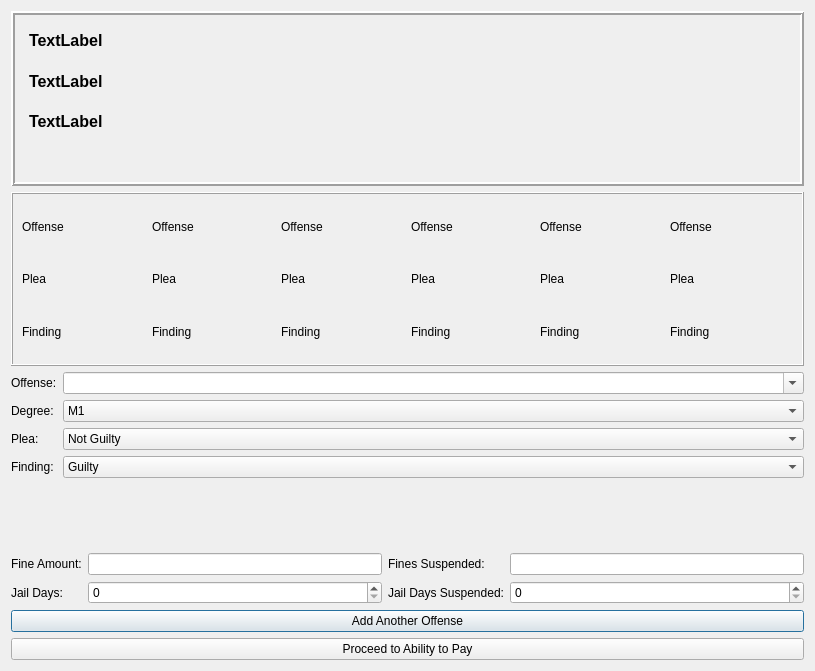
Before: the Qt Designer form ui/SentencingDialog.ui in HunterProgram22/MuniEntry, drawn with Qt 5.
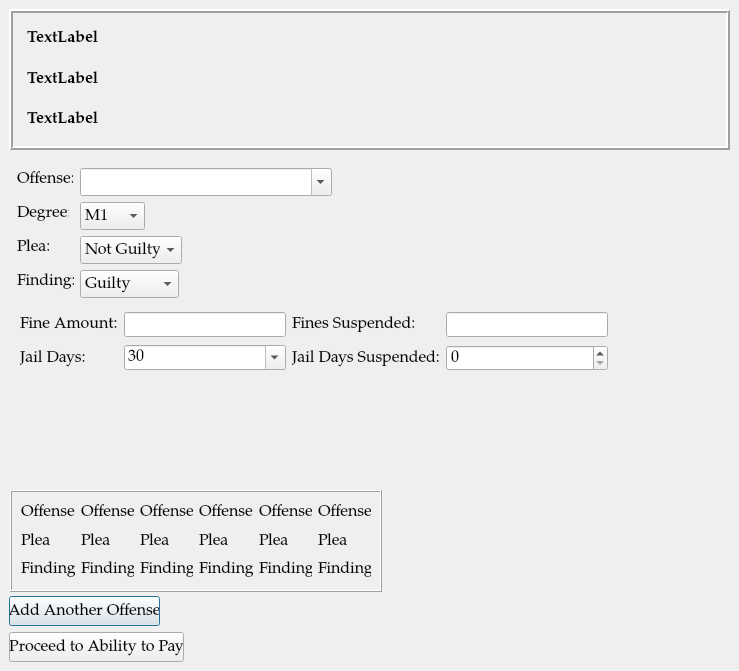
After: the same form once the commit is applied.

Commit message: Updated OVI dialog and sentencing dialog.

```diff
--- a/ui/SentencingDialog.ui
+++ b/ui/SentencingDialog.ui
@@ -6,7 +6,7 @@
    <rect>
     <x>0</x>
     <y>0</y>
-    <width>815</width>
+    <width>739</width>
     <height>671</height>
    </rect>
   </property>
@@ -16,12 +16,24 @@
     <verstretch>0</verstretch>
    </sizepolicy>
   </property>
+  <property name="font">
+   <font>
+    <family>Palatino Linotype</family>
+    <pointsize>12</pointsize>
+   </font>
+  </property>
   <property name="windowTitle">
    <string>Sentencing</string>
   </property>
-  <layout class="QVBoxLayout" name="verticalLayout">
-   <item>
     <widget class="QFrame" name="case_information_frame">
+   <property name="geometry">
+    <rect>
+     <x>9</x>
+     <y>9</y>
+     <width>721</width>
+     <height>141</height>
+    </rect>
+   </property>
      <property name="sizePolicy">
       <sizepolicy hsizetype="Preferred" vsizetype="Preferred">
        <horstretch>0</horstretch>
@@ -37,12 +49,12 @@
      <property name="lineWidth">
       <number>2</number>
      </property>
-     <widget class="QWidget" name="">
+   <widget class="QWidget" name="layoutWidget">
       <property name="geometry">
        <rect>
         <x>13</x>
         <y>12</y>
-        <width>671</width>
+      <width>691</width>
         <height>116</height>
        </rect>
       </property>
@@ -79,7 +91,7 @@
         </widget>
        </item>
        <item row="0" column="0">
-        <widget class="QLabel" name="case_no_label">
+      <widget class="QLabel" name="case_number_label">
          <property name="font">
           <font>
            <pointsize>12</pointsize>
@@ -95,9 +107,15 @@
       </layout>
      </widget>
     </widget>
-   </item>
-   <item>
     <widget class="QFrame" name="frame">
+   <property name="geometry">
+    <rect>
+     <x>10</x>
+     <y>490</y>
+     <width>372</width>
+     <height>102</height>
+    </rect>
+   </property>
      <property name="autoFillBackground">
       <bool>false</bool>
      </property>
@@ -240,18 +258,54 @@
       </item>
      </layout>
     </widget>
-   </item>
-   <item>
-    <layout class="QFormLayout" name="formLayout">
-     <item row="0" column="0">
+  <widget class="QPushButton" name="pushButton">
+   <property name="geometry">
+    <rect>
+     <x>9</x>
+     <y>596</y>
+     <width>151</width>
+     <height>30</height>
+    </rect>
+   </property>
+   <property name="text">
+    <string>Add Another Offense</string>
+   </property>
+  </widget>
+  <widget class="QPushButton" name="pushButton_2">
+   <property name="geometry">
+    <rect>
+     <x>9</x>
+     <y>632</y>
+     <width>175</width>
+     <height>30</height>
+    </rect>
+   </property>
+   <property name="text">
+    <string>Proceed to Ability to Pay</string>
+   </property>
+  </widget>
       <widget class="QLabel" name="label">
+   <property name="geometry">
+    <rect>
+     <x>17</x>
+     <y>168</y>
+     <width>56</width>
+     <height>22</height>
+    </rect>
+   </property>
        <property name="text">
         <string>Offense:</string>
        </property>
       </widget>
-     </item>
-     <item row="0" column="1">
       <widget class="QComboBox" name="offense_choice_box">
+   <property name="geometry">
+    <rect>
+     <x>80</x>
+     <y>168</y>
+     <width>252</width>
+     <height>28</height>
+    </rect>
+   </property>
        <property name="editable">
         <bool>true</bool>
        </property>
@@ -276,16 +330,28 @@
         </property>
        </item>
       </widget>
-     </item>
-     <item row="1" column="0">
       <widget class="QLabel" name="label_2">
+   <property name="geometry">
+    <rect>
+     <x>17</x>
+     <y>202</y>
+     <width>52</width>
+     <height>22</height>
+    </rect>
+   </property>
        <property name="text">
         <string>Degree:</string>
        </property>
       </widget>
-     </item>
-     <item row="1" column="1">
       <widget class="QComboBox" name="comboBox_2">
+   <property name="geometry">
+    <rect>
+     <x>80</x>
+     <y>202</y>
+     <width>65</width>
+     <height>28</height>
+    </rect>
+   </property>
        <item>
         <property name="text">
          <string>M1</string>
@@ -317,16 +383,28 @@
         </property>
        </item>
       </widget>
-     </item>
-     <item row="2" column="0">
       <widget class="QLabel" name="label_3">
+   <property name="geometry">
+    <rect>
+     <x>17</x>
+     <y>236</y>
+     <width>32</width>
+     <height>22</height>
+    </rect>
+   </property>
        <property name="text">
         <string>Plea:</string>
        </property>
       </widget>
-     </item>
-     <item row="2" column="1">
       <widget class="QComboBox" name="plea_choice_box">
+   <property name="geometry">
+    <rect>
+     <x>80</x>
+     <y>236</y>
+     <width>102</width>
+     <height>28</height>
+    </rect>
+   </property>
        <item>
         <property name="text">
          <string>Not Guilty</string>
@@ -343,16 +421,28 @@
         </property>
        </item>
       </widget>
-     </item>
-     <item row="3" column="0">
       <widget class="QLabel" name="label_4">
+   <property name="geometry">
+    <rect>
+     <x>17</x>
+     <y>270</y>
+     <width>57</width>
+     <height>22</height>
+    </rect>
+   </property>
        <property name="text">
         <string>Finding:</string>
        </property>
       </widget>
-     </item>
-     <item row="3" column="1">
       <widget class="QComboBox" name="finding_choice_box">
+   <property name="geometry">
+    <rect>
+     <x>80</x>
+     <y>270</y>
+     <width>99</width>
+     <height>28</height>
+    </rect>
+   </property>
        <item>
         <property name="text">
          <string>Guilty</string>
@@ -364,10 +454,15 @@
         </property>
        </item>
       </widget>
-     </item>
-    </layout>
-   </item>
-   <item>
+  <widget class="QWidget" name="layoutWidget">
+   <property name="geometry">
+    <rect>
+     <x>20</x>
+     <y>310</y>
+     <width>588</width>
+     <height>64</height>
+    </rect>
+   </property>
     <layout class="QGridLayout" name="gridLayout">
      <item row="1" column="2">
       <widget class="QLabel" name="label_8">
@@ -376,11 +471,8 @@
        </property>
       </widget>
      </item>
-     <item row="1" column="1">
-      <widget class="QSpinBox" name="spinBox"/>
-     </item>
      <item row="1" column="3">
-      <widget class="QSpinBox" name="spinBox_2"/>
+     <widget class="QSpinBox" name="jail_days_suspended"/>
      </item>
      <item row="1" column="0">
       <widget class="QLabel" name="label_7">
@@ -390,7 +482,7 @@
       </widget>
      </item>
      <item row="0" column="1">
-      <widget class="QLineEdit" name="lineEdit"/>
+     <widget class="QLineEdit" name="fine_amount"/>
      </item>
      <item row="0" column="2">
       <widget class="QLabel" name="label_6">
@@ -400,7 +492,7 @@
       </widget>
      </item>
      <item row="0" column="3">
-      <widget class="QLineEdit" name="lineEdit_2"/>
+     <widget class="QLineEdit" name="fine_suspended"/>
      </item>
      <item row="0" column="0">
       <widget class="QLabel" name="label_5">
@@ -409,24 +501,58 @@
        </property>
       </widget>
      </item>
-    </layout>
+    <item row="1" column="1">
+     <widget class="QComboBox" name="jail_days">
+      <property name="editable">
+       <bool>true</bool>
+      </property>
+      <item>
+       <property name="text">
+        <string>30</string>
+       </property>
    </item>
    <item>
-    <widget class="QPushButton" name="pushButton">
      <property name="text">
-      <string>Add Another Offense</string>
-     </property>
-    </widget>
+        <string>60</string>
+       </property>
    </item>
    <item>
-    <widget class="QPushButton" name="pushButton_2">
      <property name="text">
-      <string>Proceed to Ability to Pay</string>
-     </property>
+        <string>90</string>
+       </property>
+      </item>
+      <item>
+       <property name="text">
+        <string>120</string>
+       </property>
+      </item>
+      <item>
+       <property name="text">
+        <string>150</string>
+       </property>
+      </item>
+      <item>
+       <property name="text">
+        <string>180</string>
+       </property>
+      </item>
     </widget>
    </item>
   </layout>
  </widget>
+ </widget>
+ <tabstops>
+  <tabstop>offense_choice_box</tabstop>
+  <tabstop>comboBox_2</tabstop>
+  <tabstop>plea_choice_box</tabstop>
+  <tabstop>finding_choice_box</tabstop>
+  <tabstop>fine_amount</tabstop>
+  <tabstop>fine_suspended</tabstop>
+  <tabstop>jail_days</tabstop>
+  <tabstop>jail_days_suspended</tabstop>
+  <tabstop>pushButton</tabstop>
+  <tabstop>pushButton_2</tabstop>
+ </tabstops>
  <resources/>
  <connections>
   <connection>
```
Lines whose indentation alone changed are shown as unchanged. The commit also changes 26 other files.
